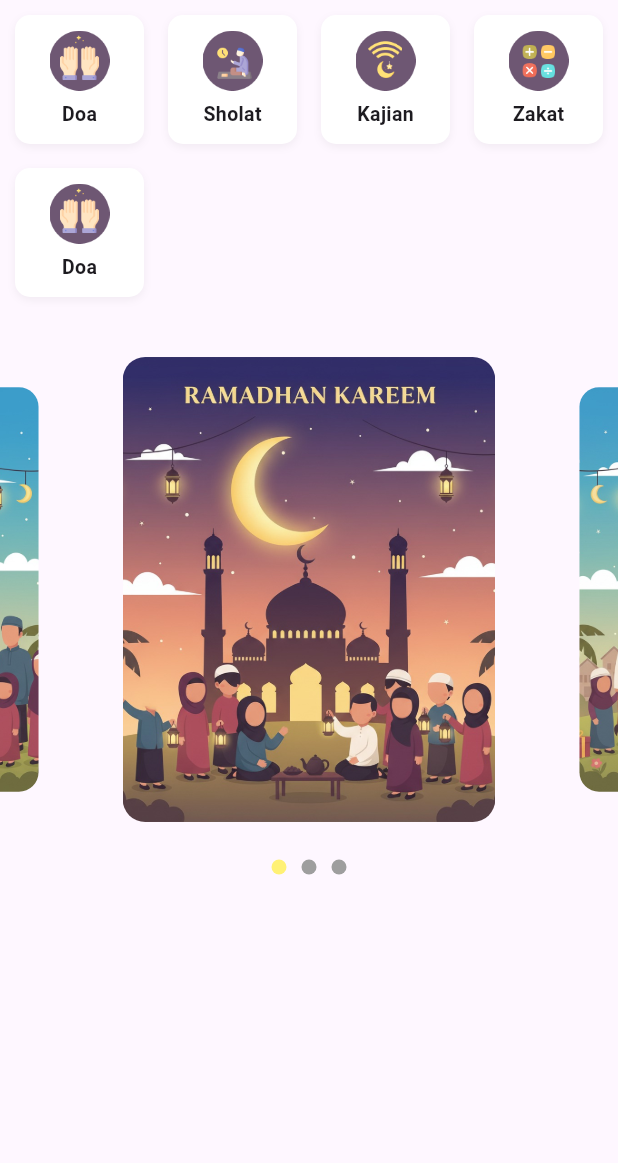
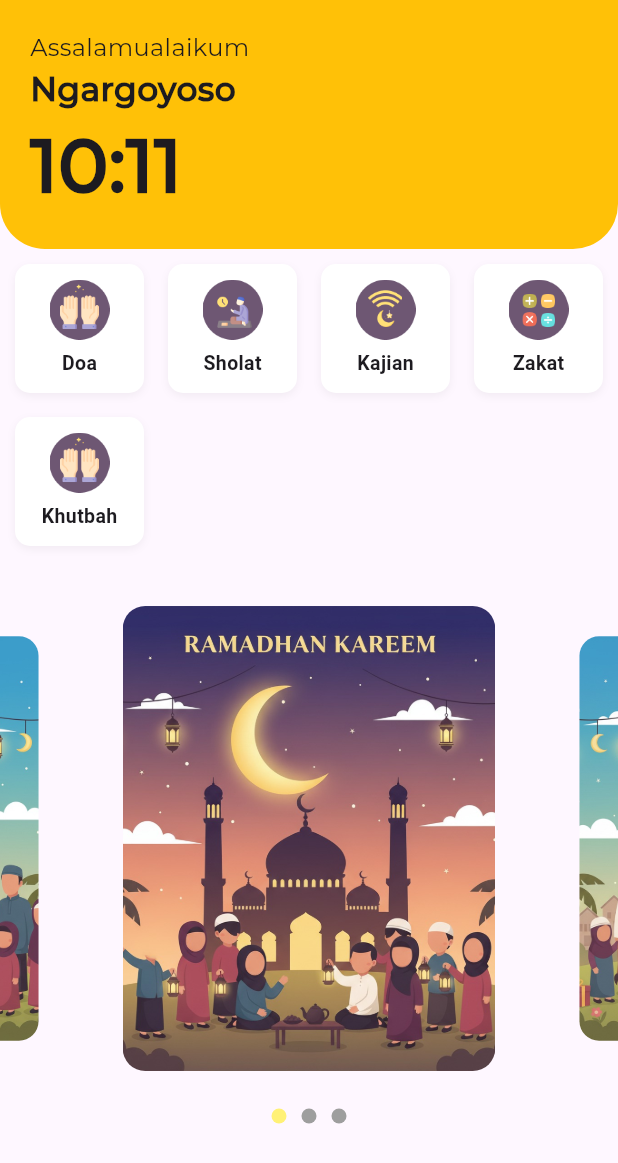
Before and after one commit to Gha211th/Bitaqwa-App-Project, a Flutter app: the screen it shows after launch, on a phone screen of 412 x 824 dp. Shown: the top 1163 px of the screen. Run offline on Flutter 3.47's test engine with Material 3 defaults, Android fonts, the phone set to English and light mode, and no system bars; drawn by our look-alikes of carousel_slider; our stand-ins replace geocoding, geolocator, permission_handler, shared_preferences; missing offline and left inert: string_similarity; Roboto replaces fonts that are missing (monserrat).

Commit message:
adding some appbar

```diff
--- a/lib/pages/home_page.dart
+++ b/lib/pages/home_page.dart
@@ -33,17 +33,36 @@ class _Home_PageState extends State<Home_Page> {
   @override
   Widget build(BuildContext context) {
     return Scaffold(
-      body: SingleChildScrollView(
+      body: SafeArea(
+        child: SingleChildScrollView(
           child: Column(
-          children: [_menuBuildGridsection(), _buildCarouselSection()],
+            children: [
+              // ======== menu waktu sholat by lokasi ========
+              _buildHeroSection(),
+              // ======== menu waktu sholat by lokasi done ========
+              // ======== menu section ========
+              _menuBuildGridsection(),
+              // ======== menu section done ========
+              // ======== carousel section ========
+              _buildCarouselSection(),
+              // ======== carousel section done========
+            ],
+          ),
         ),
       ),
     );
   }
 
-  Widget _buildMenuItem(String iconPath, String title, String rootName) {
-    return InkWell(
-      onTap: () {},
+  // ======== widget menu item ========
+  Widget _buildMenuItem(String iconPath, String title, String routetName) {
+    return Material(
+      color: Colors.transparent,
+      child: InkWell(
+        onTap: () {
+          Navigator.pushNamed(context, routetName);
+        },
+        borderRadius: BorderRadius.circular(12),
+        splashColor: Colors.amber.withOpacity(0.2),
         child: Container(
           decoration: BoxDecoration(
             color: Colors.white,
@@ -67,6 +86,49 @@ class _Home_PageState extends State<Home_Page> {
                   fontFamily: 'monserrat',
                   fontWeight: FontWeight.w700,
                   fontSize: 13,
+                ),
+              ),
+            ],
+          ),
+        ),
+      ),
+    );
+  }
+
+  // ======== widget _buildHeroSection / jadwal sholat by lokasi ========
+  Widget _buildHeroSection() {
+    return Container(
+      width: double.infinity,
+      decoration: BoxDecoration(
+        color: Colors.amber,
+        borderRadius: BorderRadius.only(
+          bottomLeft: Radius.circular(30),
+          bottomRight: Radius.circular(30),
+        ),
+      ),
+      child: Padding(
+        padding: const EdgeInsets.symmetric(horizontal: 20, vertical: 20),
+        child: Column(
+          crossAxisAlignment: CrossAxisAlignment.start,
+          children: [
+            Text(
+              "Assalamualaikum",
+              style: TextStyle(fontFamily: 'montserrat', fontSize: 16),
+            ),
+            Text(
+              "Ngargoyoso",
+              style: TextStyle(
+                fontFamily: 'montserrat',
+                fontWeight: FontWeight.bold,
+                fontSize: 22,
+              ),
+            ),
+            Text(
+              DateFormat('HH:MM').format(DateTime.now()),
+              style: TextStyle(
+                fontFamily: 'montserrat',
+                fontSize: 50,
+                fontWeight: FontWeight.w800,
               ),
             ),
           ],
@@ -101,7 +163,7 @@ class _Home_PageState extends State<Home_Page> {
             'Zakat',
             '/transfer_zakat',
           ),
-          _buildMenuItem('assets/images/ic_menu_doa.png', 'Doa', '/doa'),
+          _buildMenuItem('assets/images/ic_menu_doa.png', 'Khutbah', '/doa'),
         ],
       ),
     );
```
Also changed, not shown: 1 other file. Lines whose indentation alone changed are shown as unchanged.
